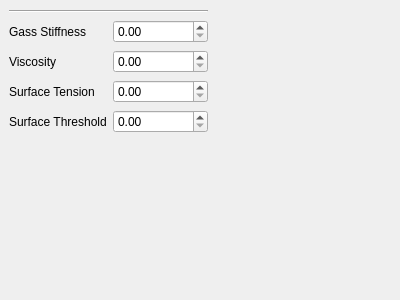
Above: form/fluidpropertywidget.ui from IdrisMiles/FluBS before the change. Below: the same form after it.
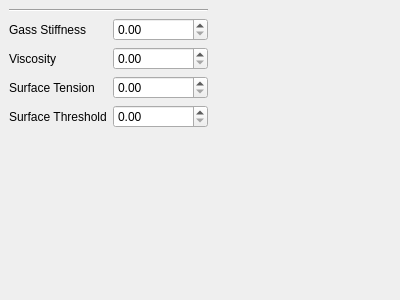
That is the form after the change.

Patch:
```diff
--- a/form/fluidpropertywidget.ui
+++ b/form/fluidpropertywidget.ui
@@ -70,6 +70,19 @@
       </property>
      </widget>
     </item>
+    <item row="6" column="0">
+     <spacer name="verticalSpacer">
+      <property name="orientation">
+       <enum>Qt::Vertical</enum>
+      </property>
+      <property name="sizeHint" stdset="0">
+       <size>
+        <width>20</width>
+        <height>40</height>
+       </size>
+      </property>
+     </spacer>
+    </item>
    </layout>
   </widget>
  </widget>
```
Left out of the diff: 6 changed lines with no effect on the pictures.
